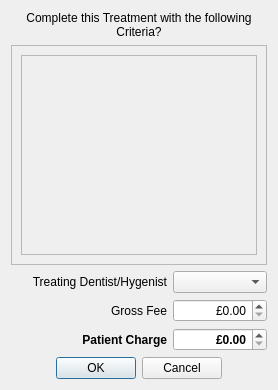
rowinggolfer/openmolar1, file src/openmolar/qt-designer/completeTreatment.ui: the form before one commit.
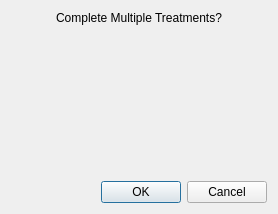
The form after the commit.

Commit message: HERE STARTETH VERSION 0.1.7 - I am removing a lot of unnecessary code relating to the way fees are adjusted at treatment planning and completion time. Some none issues still to be resolved.

The edit to the form file:
```diff
--- a/src/openmolar/qt-designer/completeTreatment.ui
+++ b/src/openmolar/qt-designer/completeTreatment.ui
@@ -7,17 +7,17 @@
     <x>0</x>
     <y>0</y>
     <width>278</width>
-    <height>390</height>
+    <height>214</height>
    </rect>
   </property>
   <property name="windowTitle">
    <string>Complete Treatment</string>
   </property>
-  <layout class="QGridLayout" name="gridLayout">
-   <item row="0" column="0" colspan="2">
+  <layout class="QVBoxLayout" name="verticalLayout">
+   <item>
     <widget class="QLabel" name="label">
      <property name="text">
-      <string>Complete this Treatment with the following Criteria?</string>
+      <string>Complete Multiple Treatments?</string>
      </property>
      <property name="alignment">
       <set>Qt::AlignCenter</set>
@@ -27,147 +27,23 @@
      </property>
     </widget>
    </item>
-   <item row="1" column="0" colspan="2">
-    <widget class="QScrollArea" name="scrollArea">
-     <property name="minimumSize">
-      <size>
-       <width>0</width>
-       <height>161</height>
-      </size>
+   <item>
+    <spacer name="verticalSpacer">
+     <property name="orientation">
+      <enum>Qt::Vertical</enum>
      </property>
-     <property name="widgetResizable">
-      <bool>true</bool>
-     </property>
-     <widget class="QWidget" name="scrollAreaWidgetContents">
-      <property name="geometry">
-       <rect>
-        <x>0</x>
-        <y>0</y>
-        <width>256</width>
-        <height>204</height>
-       </rect>
-      </property>
-      <layout class="QVBoxLayout" name="verticalLayout">
-       <item>
-        <widget class="QFrame" name="frame">
-         <property name="frameShape">
-          <enum>QFrame::StyledPanel</enum>
-         </property>
-         <property name="frameShadow">
-          <enum>QFrame::Raised</enum>
-         </property>
-        </widget>
-       </item>
-      </layout>
-     </widget>
-    </widget>
-   </item>
-   <item row="2" column="0">
-    <widget class="QLabel" name="label_3">
-     <property name="text">
-      <string>Treating Dentist/Hygenist</string>
-     </property>
-     <property name="alignment">
-      <set>Qt::AlignRight|Qt::AlignTrailing|Qt::AlignVCenter</set>
-     </property>
-    </widget>
-   </item>
-   <item row="2" column="1">
-    <widget class="QComboBox" name="dnt_comboBox">
-     <property name="enabled">
-      <bool>true</bool>
-     </property>
-     <property name="maximumSize">
+     <property name="sizeHint" stdset="0">
       <size>
-       <width>94</width>
-       <height>16777215</height>
+       <width>20</width>
+       <height>40</height>
       </size>
      </property>
-     <property name="font">
-      <font>
-       <weight>75</weight>
-       <bold>true</bold>
-      </font>
-     </property>
-    </widget>
+    </spacer>
    </item>
-   <item row="3" column="0">
-    <widget class="QLabel" name="label_4">
-     <property name="text">
-      <string>Gross Fee</string>
-     </property>
-     <property name="alignment">
-      <set>Qt::AlignRight|Qt::AlignTrailing|Qt::AlignVCenter</set>
-     </property>
-    </widget>
+   <item>
+    <layout class="QHBoxLayout" name="horizontalLayout"/>
    </item>
-   <item row="3" column="1">
-    <widget class="QDoubleSpinBox" name="fee_doubleSpinBox">
-     <property name="enabled">
-      <bool>true</bool>
-     </property>
-     <property name="maximumSize">
-      <size>
-       <width>94</width>
-       <height>16777215</height>
-      </size>
-     </property>
-     <property name="alignment">
-      <set>Qt::AlignRight|Qt::AlignTrailing|Qt::AlignVCenter</set>
-     </property>
-     <property name="prefix">
-      <string>£</string>
-     </property>
-     <property name="maximum">
-      <double>3000.000000000000000</double>
-     </property>
-    </widget>
-   </item>
-   <item row="4" column="0">
-    <widget class="QLabel" name="label_5">
-     <property name="font">
-      <font>
-       <weight>75</weight>
-       <bold>true</bold>
-      </font>
-     </property>
-     <property name="text">
-      <string>Patient Charge</string>
-     </property>
-     <property name="alignment">
-      <set>Qt::AlignRight|Qt::AlignTrailing|Qt::AlignVCenter</set>
-     </property>
-    </widget>
-   </item>
-   <item row="4" column="1">
-    <widget class="QDoubleSpinBox" name="ptfee_doubleSpinBox">
-     <property name="enabled">
-      <bool>true</bool>
-     </property>
-     <property name="maximumSize">
-      <size>
-       <width>94</width>
-       <height>16777215</height>
-      </size>
-     </property>
-     <property name="font">
-      <font>
-       <weight>75</weight>
-       <bold>true</bold>
-      </font>
-     </property>
-     <property name="alignment">
-      <set>Qt::AlignRight|Qt::AlignTrailing|Qt::AlignVCenter</set>
-     </property>
-     <property name="prefix">
-      <string>£</string>
-     </property>
-     <property name="maximum">
-      <double>3000.000000000000000</double>
-     </property>
-    </widget>
-   </item>
-   <item row="5" column="0" colspan="2">
+   <item>
     <widget class="QDialogButtonBox" name="buttonBox">
      <property name="orientation">
       <enum>Qt::Horizontal</enum>
@@ -176,7 +52,7 @@
       <set>QDialogButtonBox::Cancel|QDialogButtonBox::Ok</set>
      </property>
      <property name="centerButtons">
-      <bool>true</bool>
+      <bool>false</bool>
      </property>
     </widget>
    </item>
```
The commit also changes 16 other files.
